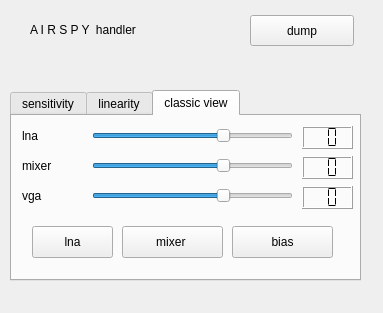
Qt form dab-maxi/qt-devices/airspy-handler/airspy-widget.ui (JvanKatwijk/qt-dab) before a commit.
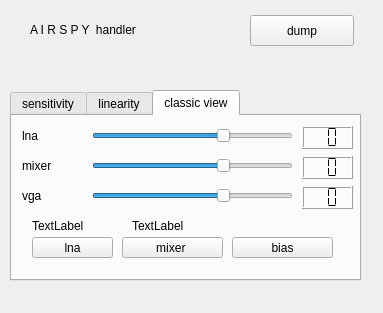
The same form after that commit.

Diff of the .ui file:
```diff
--- a/dab-maxi/qt-devices/airspy-handler/airspy-widget.ui
+++ b/dab-maxi/qt-devices/airspy-handler/airspy-widget.ui
@@ -449,9 +449,9 @@
      <property name="geometry">
       <rect>
        <x>20</x>
-       <y>110</y>
+       <y>121</y>
        <width>81</width>
-       <height>32</height>
+       <height>21</height>
       </rect>
      </property>
      <property name="text">
@@ -462,9 +462,9 @@
      <property name="geometry">
       <rect>
        <x>110</x>
-       <y>110</y>
+       <y>121</y>
        <width>101</width>
-       <height>32</height>
+       <height>21</height>
       </rect>
      </property>
      <property name="text">
@@ -475,15 +475,41 @@
      <property name="geometry">
       <rect>
        <x>220</x>
-       <y>110</y>
+       <y>121</y>
        <width>101</width>
-       <height>32</height>
+       <height>21</height>
       </rect>
      </property>
      <property name="text">
       <string>bias</string>
      </property>
     </widget>
+    <widget class="QLabel" name="lnaButtonLabel">
+     <property name="geometry">
+      <rect>
+       <x>20</x>
+       <y>100</y>
+       <width>67</width>
+       <height>19</height>
+      </rect>
+     </property>
+     <property name="text">
+      <string>TextLabel</string>
+     </property>
+    </widget>
+    <widget class="QLabel" name="mixerButtonLabel">
+     <property name="geometry">
+      <rect>
+       <x>120</x>
+       <y>100</y>
+       <width>81</width>
+       <height>19</height>
+      </rect>
+     </property>
+     <property name="text">
+      <string>TextLabel</string>
+     </property>
+    </widget>
    </widget>
   </widget>
   <widget class="QLabel" name="displaySerial">
```
